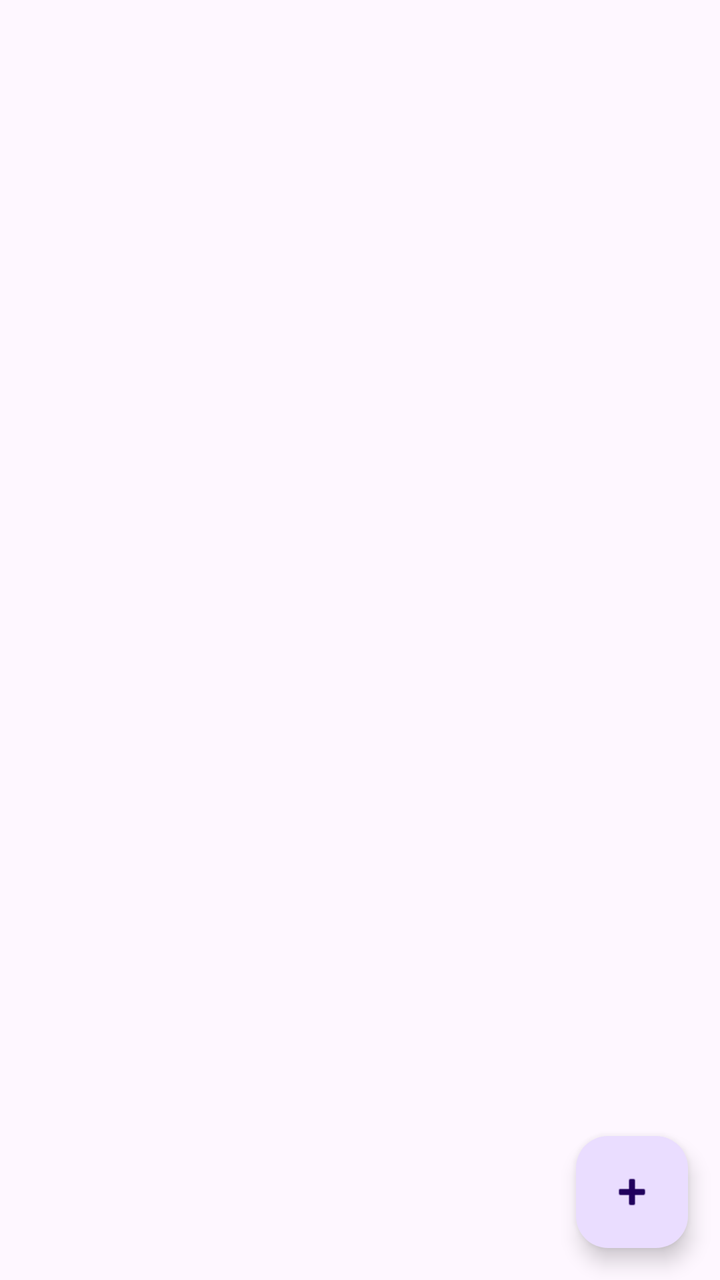
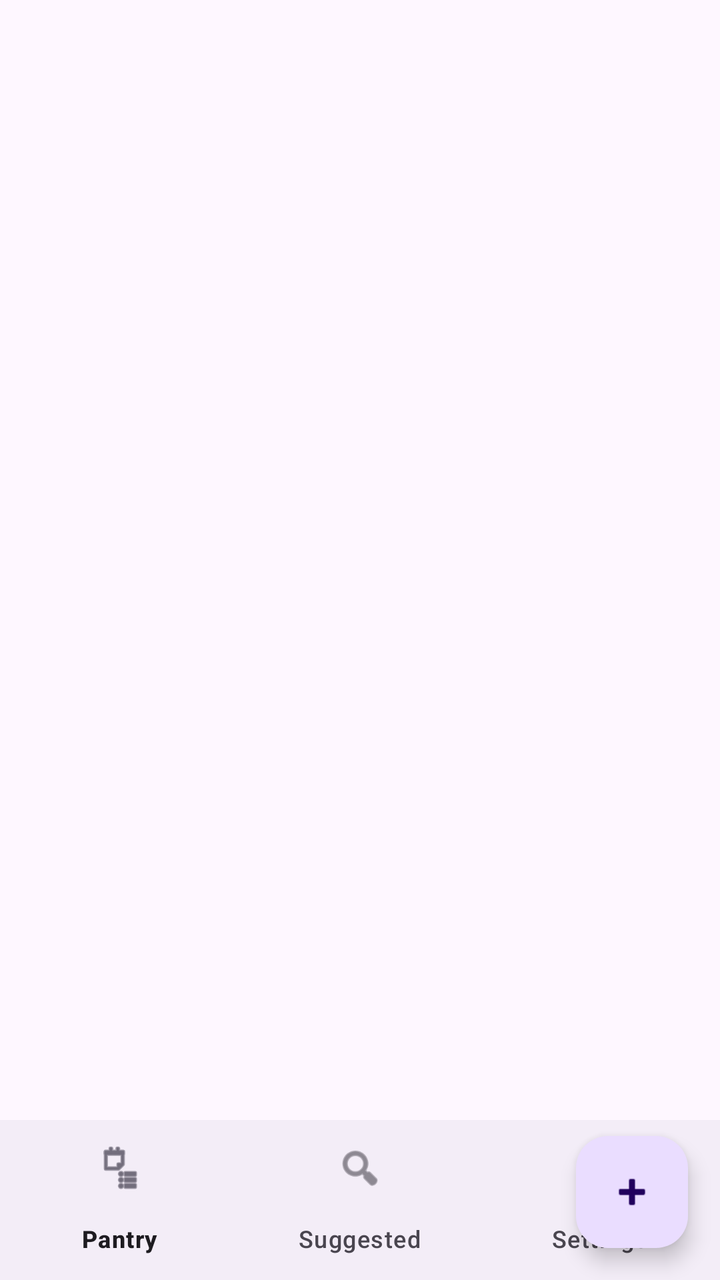

Screens rendered from an Android XML layout before and after an edit, with the pre-edit source and the edit as a unified diff.
<!-- AndroidManifest.xml: application theme Theme.SmartPantryManager -->
<!-- res/layout/activity_pantry_list.xml -->
<?xml version="1.0" encoding="utf-8"?>
<androidx.constraintlayout.widget.ConstraintLayout
    xmlns:android="http://schemas.android.com/apk/res/android"
    xmlns:app="http://schemas.android.com/apk/res-auto"
    xmlns:tools="http://schemas.android.com/tools"
    android:layout_width="match_parent"
    android:layout_height="match_parent">

    

    <androidx.recyclerview.widget.RecyclerView
        android:id="@+id/recyclerPantry"
        android:layout_width="0dp"
        android:layout_height="0dp"
        android:clipToPadding="false"
        android:padding="8dp"
        app:layout_constraintTop_toTopOf="parent"
        app:layout_constraintBottom_toBottomOf="parent"
        app:layout_constraintStart_toStartOf="parent"
        app:layout_constraintEnd_toEndOf="parent" />

    <TextView
        android:id="@+id/textEmptyPantry"
        android:layout_width="wrap_content"
        android:layout_height="wrap_content"
        android:text="Your pantry is empty.\nTap + to add your first ingredient."
        android:textAlignment="center"
        android:textSize="16sp"
        android:visibility="gone"
        app:layout_constraintTop_toTopOf="parent"
        app:layout_constraintBottom_toBottomOf="parent"
        app:layout_constraintStart_toStartOf="parent"
        app:layout_constraintEnd_toEndOf="parent" />

    <com.google.android.material.floatingactionbutton.FloatingActionButton
        android:id="@+id/fabAddItem"
        android:layout_width="wrap_content"
        android:layout_height="wrap_content"
        android:layout_margin="16dp"
        android:contentDescription="Add ingredient"
        android:src="@android:drawable/ic_input_add"
        app:layout_constraintBottom_toBottomOf="parent"
        app:layout_constraintEnd_toEndOf="parent" />

</androidx.constraintlayout.widget.ConstraintLayout>
<!-- resources referenced by this layout -->
<resources>
  <style name="Theme.SmartPantryManager" parent="Base.Theme.SmartPantryManager" />
  <style name="Base.Theme.SmartPantryManager" parent="Theme.Material3.DayNight.NoActionBar">
          
          
      </style>
</resources>

<!-- the commit's change to res/layout/activity_pantry_list.xml (unified diff, before → after) -->
@@ -15,7 +15,7 @@
         android:clipToPadding="false"
         android:padding="8dp"
         app:layout_constraintTop_toTopOf="parent"
-        app:layout_constraintBottom_toBottomOf="parent"
+        app:layout_constraintBottom_toBottomOf="@+id/bottomNav"
         app:layout_constraintStart_toStartOf="parent"
         app:layout_constraintEnd_toEndOf="parent" />
 
@@ -42,4 +42,12 @@
         app:layout_constraintBottom_toBottomOf="parent"
         app:layout_constraintEnd_toEndOf="parent" />
 
+    <com.google.android.material.bottomnavigation.BottomNavigationView
+        android:id="@+id/bottomNav"
+        android:layout_width="0dp"
+        android:layout_height="wrap_content"
+        app:menu="@menu/bottom_nav_menu"
+        app:layout_constraintBottom_toBottomOf="parent"
+        app:layout_constraintStart_toStartOf="parent"
+        app:layout_constraintEnd_toEndOf="parent" />
 </androidx.constraintlayout.widget.ConstraintLayout>
